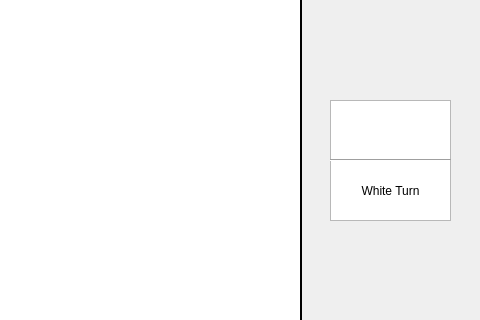
danduggan98/QtChess, file mainwindow.ui: the form before one commit; both pictures show x 320 to 800 and y 140 to 460 of the 800 by 600 pixel window.
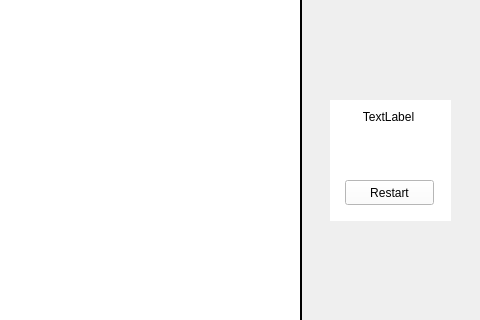
The form after the commit.

Commit message: Promote pawns, restart game on button press

```diff
--- a/mainwindow.ui
+++ b/mainwindow.ui
@@ -203,6 +203,54 @@
      <set>Qt::NoTextInteraction</set>
     </property>
    </widget>
+   <widget class="QWidget" name="RestartWidget" native="true">
+    <property name="geometry">
+     <rect>
+      <x>650</x>
+      <y>240</y>
+      <width>121</width>
+      <height>121</height>
+     </rect>
+    </property>
+    <property name="styleSheet">
+     <string notr="true">background-color: rgb(255, 255, 255);</string>
+    </property>
+    <widget class="QLabel" name="RestartLabel">
+     <property name="geometry">
+      <rect>
+       <x>3</x>
+       <y>10</y>
+       <width>111</width>
+       <height>111</height>
+      </rect>
+     </property>
+     <property name="sizePolicy">
+      <sizepolicy hsizetype="Minimum" vsizetype="Preferred">
+       <horstretch>0</horstretch>
+       <verstretch>0</verstretch>
+      </sizepolicy>
+     </property>
+     <property name="text">
+      <string>TextLabel</string>
+     </property>
+     <property name="alignment">
+      <set>Qt::AlignHCenter|Qt::AlignTop</set>
+     </property>
+    </widget>
+    <widget class="QPushButton" name="RestartButton">
+     <property name="geometry">
+      <rect>
+       <x>15</x>
+       <y>80</y>
+       <width>89</width>
+       <height>25</height>
+      </rect>
+     </property>
+     <property name="text">
+      <string>Restart</string>
+     </property>
+    </widget>
+   </widget>
   </widget>
  </widget>
  <resources/>
```
The commit also changes 4 other files.
